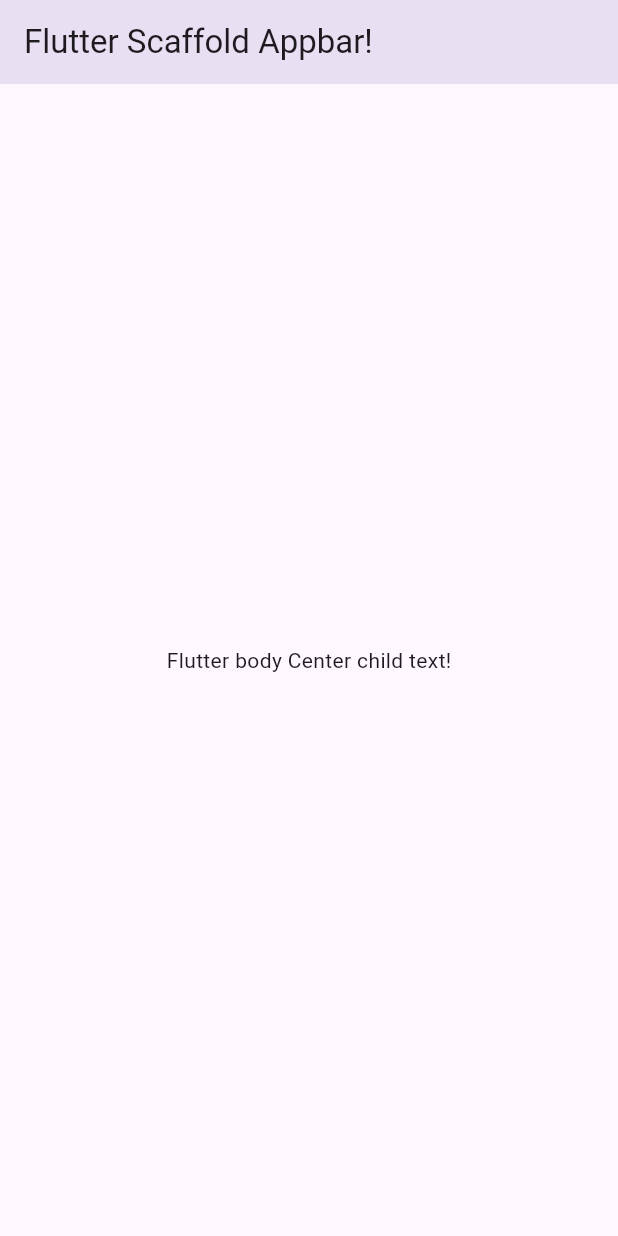
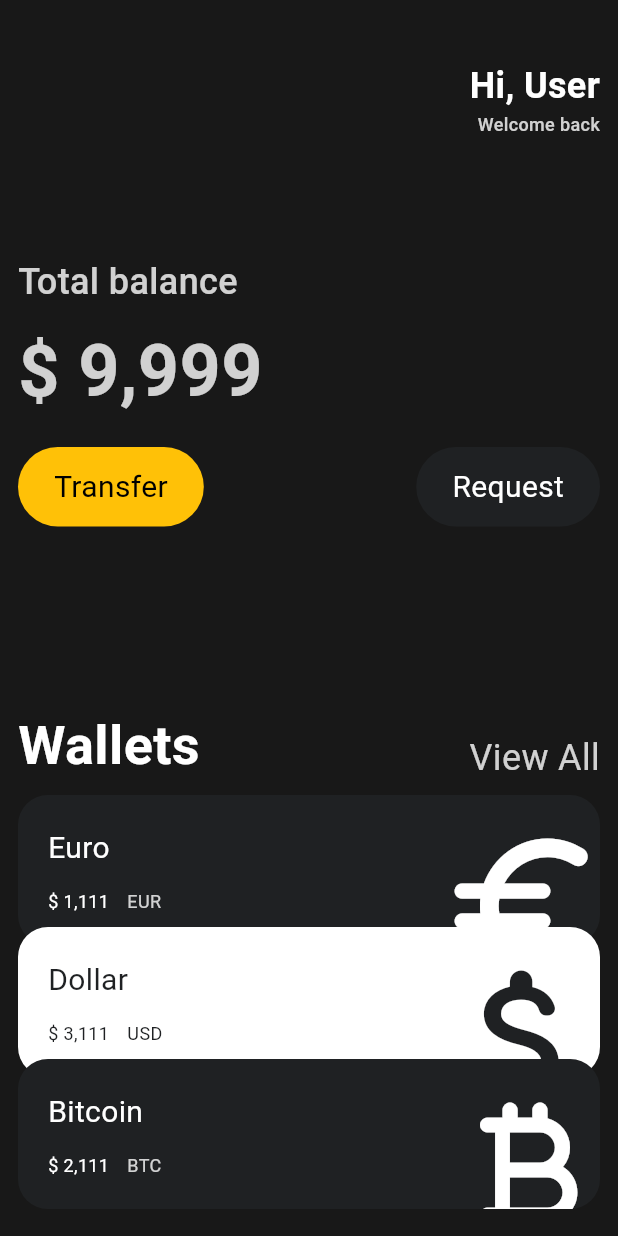
Before and after one commit to pyj2025/toonflix, a Flutter app: the screen it shows after launch, on a phone screen of 412 x 824 dp. Run offline on Flutter 3.47's test engine with Material 3 defaults, Android fonts, the phone set to English and light mode, and no system bars.

Commit message:
implement ui

```diff
--- a/lib/main.dart
+++ b/lib/main.dart
@@ -1,36 +1,163 @@
 import 'package:flutter/material.dart';
+import 'package:toonflix/widgets/button.dart';
+import 'package:toonflix/widgets/card.dart';
 
-class Player {
-  String name;
+// class Player {
+//   String name;
 
-  // Player(this.name, this.id);
-  Player({required this.name});
-}
+//   // Player(this.name, this.id);
+//   Player({required this.name});
+// }
+
+// const FINAL_PRICE = "\$ 9,999";
 
 void main() {
   // var human = Player("human");
-  var human = Player(name: "human");
+  // var human = Player(name: "human");
 
-  human.name;
-  runApp(App());
+  // human.name;
+  runApp(const App());
 }
 
 class App extends StatelessWidget {
+  const App({super.key});
+
   @override
   Widget build(BuildContext context) {
-    // base theme Google = MaterialApp, Apple = CupertinoApp
     return MaterialApp(
-      // home: Text("Hello world!"),
-      home: Scaffold(
-        appBar: AppBar(
-          title: Text("Flutter Scaffold Appbar!"),
-          centerTitle: false,
-          elevation: 100,
-        ),
-        body: Center(
-          child: Text("Flutter body Center child text!"),
+        home: Scaffold(
+      backgroundColor: const Color(0xFF181818),
+      body: SingleChildScrollView(
+        child: Padding(
+          // padding: EdgeInsets.all(8),
+          padding: const EdgeInsets.symmetric(horizontal: 12),
+          child: Column(
+            crossAxisAlignment: CrossAxisAlignment.start,
+            children: [
+              const SizedBox(
+                height: 40,
+              ),
+              const Row(
+                mainAxisAlignment: MainAxisAlignment.end,
+                children: [
+                  Column(
+                    crossAxisAlignment: CrossAxisAlignment.end,
+                    children: [
+                      Text(
+                        "Hi, User",
+                        style: TextStyle(
+                          color: Colors.white,
+                          fontSize: 24,
+                          fontWeight: FontWeight.bold,
+                        ),
+                      ),
+                      Text(
+                        "Welcome back",
+                        style: TextStyle(
+                          color: Color.fromRGBO(255, 255, 255, 0.8),
+                          fontSize: 12,
+                          fontWeight: FontWeight.w500,
+                        ),
+                      ),
+                    ],
+                  )
+                ],
+              ),
+              const SizedBox(
+                height: 80,
+              ),
+              Text(
+                "Total balance",
+                style: TextStyle(
+                  color: Colors.white.withOpacity(0.8),
+                  fontSize: 24,
+                  fontWeight: FontWeight.w500,
+                ),
+              ),
+              const SizedBox(
+                height: 8,
+              ),
+              Text(
+                "\$ 9,999",
+                style: TextStyle(
+                  color: Colors.white.withOpacity(0.8),
+                  fontSize: 48,
+                  fontWeight: FontWeight.bold,
+                ),
+              ),
+              const SizedBox(
+                height: 16,
+              ),
+              const Row(
+                mainAxisAlignment: MainAxisAlignment.spaceBetween,
+                children: [
+                  Button(
+                    text: "Transfer",
+                    textColor: Colors.black,
+                    bgColor: Colors.amber,
+                  ),
+                  Button(
+                    text: "Request",
+                    textColor: Colors.white,
+                    bgColor: Color(0xFF1F2123),
+                  ),
+                ],
+              ),
+              const SizedBox(
+                height: 120,
+              ),
+              Row(
+                crossAxisAlignment: CrossAxisAlignment.end,
+                mainAxisAlignment: MainAxisAlignment.spaceBetween,
+                children: [
+                  const Text(
+                    "Wallets",
+                    style: TextStyle(
+                      color: Colors.white,
+                      fontSize: 36,
+                      fontWeight: FontWeight.w600,
+                    ),
+                  ),
+                  Text(
+                    "View All",
+                    style: TextStyle(
+                      color: Colors.white.withOpacity(0.8),
+                      fontSize: 24,
+                    ),
+                  ),
+                ],
+              ),
+              const SizedBox(
+                height: 20,
+              ),
+              const CurrencyCard(
+                name: "Euro",
+                code: "EUR",
+                amount: "\$ 1,111",
+                icon: Icons.euro_rounded,
+                isInverted: false,
+                index: 1,
+              ),
+              const CurrencyCard(
+                name: "Dollar",
+                code: "USD",
+                amount: "\$ 3,111",
+                icon: Icons.attach_money_rounded,
+                isInverted: true,
+                index: 2,
+              ),
+              const CurrencyCard(
+                name: "Bitcoin",
+                code: "BTC",
+                amount: "\$ 2,111",
+                icon: Icons.currency_bitcoin_rounded,
+                isInverted: false,
+                index: 3,
+              ),
+            ],
+          ),
         ),
       ),
-    );
+    ));
   }
 }
--- /dev/null
+++ b/lib/widgets/button.dart
@@ -0,0 +1,34 @@
+import 'package:flutter/material.dart';
+
+class Button extends StatelessWidget {
+  final String text;
+  final Color textColor;
+  final Color bgColor;
+
+  const Button({
+    super.key,
+    required this.text,
+    required this.textColor,
+    required this.bgColor,
+  });
+
+  @override
+  Widget build(BuildContext context) {
+    return Container(
+      decoration: BoxDecoration(
+        color: bgColor,
+        borderRadius: BorderRadius.circular(50),
+      ),
+      child: Padding(
+        padding: const EdgeInsets.symmetric(vertical: 12, horizontal: 24),
+        child: Text(
+          text,
+          style: TextStyle(
+            color: textColor,
+            fontSize: 20,
+          ),
+        ),
+      ),
+    );
+  }
+}
--- /dev/null
+++ b/lib/widgets/card.dart
@@ -0,0 +1,89 @@
+import 'package:flutter/material.dart';
+
+class CurrencyCard extends StatelessWidget {
+  final String name, code, amount;
+  final IconData icon;
+  final bool isInverted;
+  final int index;
+
+  final _blackColor = const Color(0xFF1F2123);
+
+  const CurrencyCard({
+    super.key,
+    required this.name,
+    required this.code,
+    required this.amount,
+    required this.icon,
+    required this.isInverted,
+    required this.index,
+  });
+
+  @override
+  Widget build(BuildContext context) {
+    return Transform.translate(
+      offset: Offset(0, index * -1 * 12),
+      child: Container(
+          clipBehavior: Clip.hardEdge,
+          decoration: BoxDecoration(
+              color: isInverted ? Colors.white : _blackColor,
+              borderRadius: BorderRadius.circular(20)),
+          child: Padding(
+            padding: const EdgeInsets.all(20),
+            child: Row(
+              mainAxisAlignment: MainAxisAlignment.spaceBetween,
+              children: [
+                Column(
+                  crossAxisAlignment: CrossAxisAlignment.start,
+                  children: [
+                    Text(
+                      name,
+                      style: TextStyle(
+                        color: isInverted ? _blackColor : Colors.white,
+                        fontSize: 20,
+                      ),
+                    ),
+                    const SizedBox(
+                      height: 12,
+                    ),
+                    Row(
+                      children: [
+                        Text(
+                          amount,
+                          style: TextStyle(
+                            color: isInverted ? _blackColor : Colors.white,
+                            fontSize: 12,
+                          ),
+                        ),
+                        const SizedBox(
+                          width: 12,
+                        ),
+                        Text(
+                          code,
+                          style: TextStyle(
+                            color: isInverted
+                                ? _blackColor
+                                : Colors.white.withOpacity(0.8),
+                            fontSize: 12,
+                          ),
+                        ),
+                      ],
+                    ),
+                  ],
+                ),
+                Transform.scale(
+                  scale: 2,
+                  child: Transform.translate(
+                    offset: const Offset(0, 12),
+                    child: Icon(
+                      icon,
+                      color: isInverted ? _blackColor : Colors.white,
+                      size: 60,
+                    ),
+                  ),
+                )
+              ],
+            ),
+          )),
+    );
+  }
+}
```
